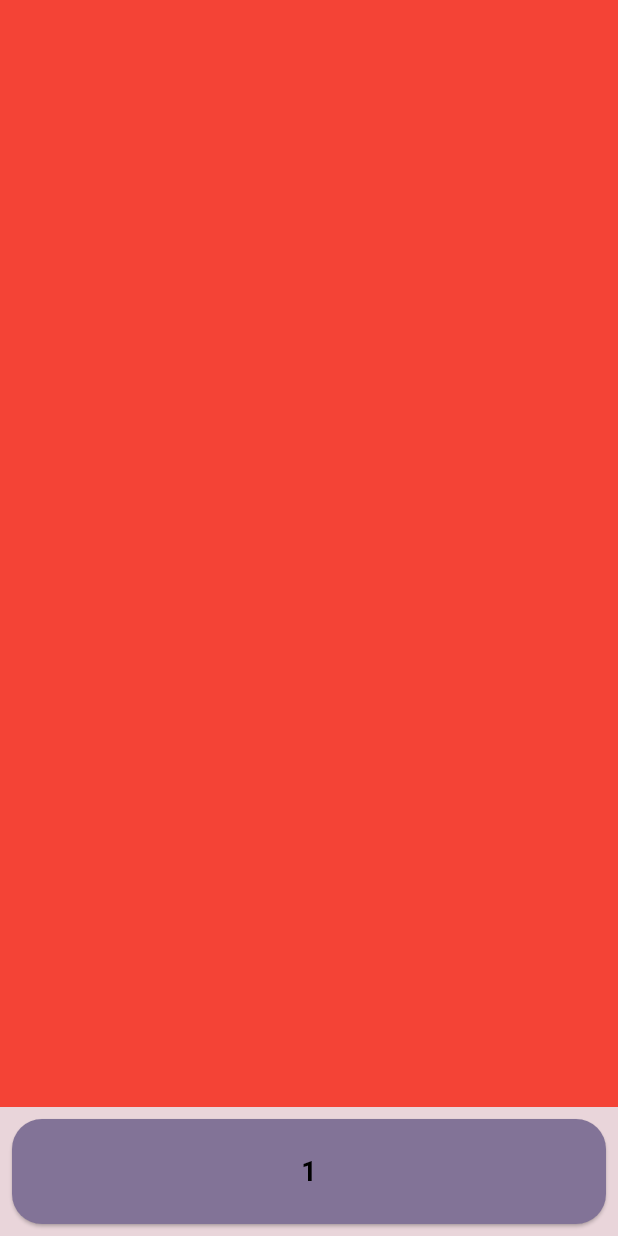
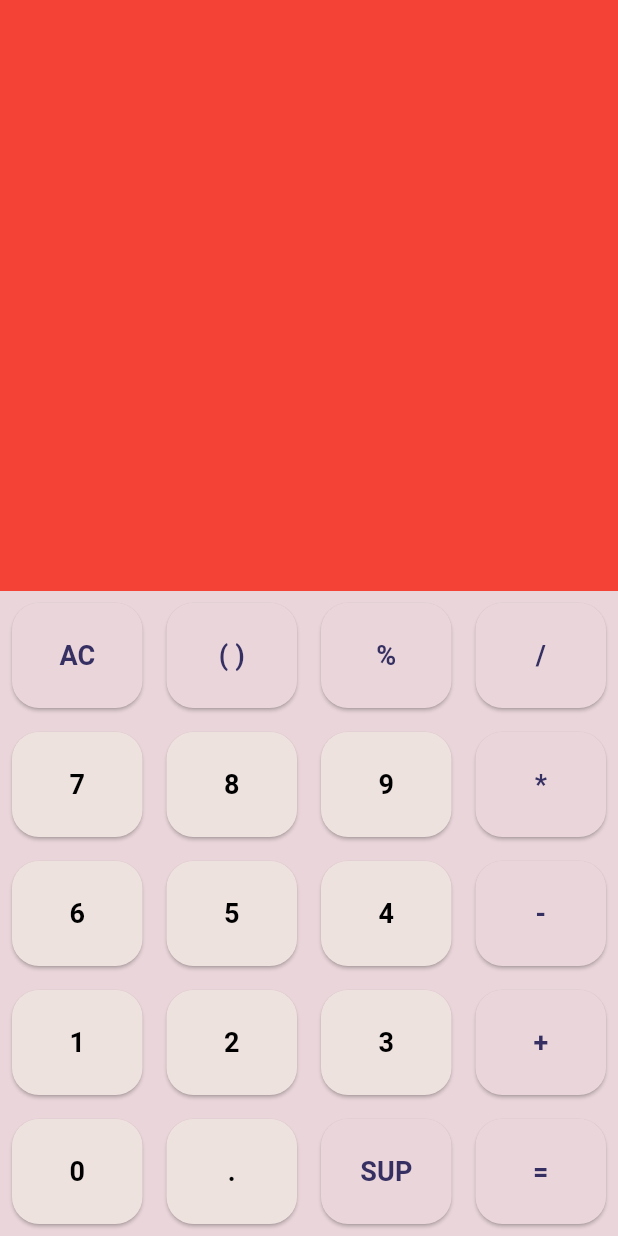
Before and after one commit to BEDI23/calculator, a Flutter app: the screen it shows after launch, on a phone screen of 412 x 824 dp. Run offline on Flutter 3.47's test engine with Material 3 defaults, Android fonts, the phone set to English and light mode, and no system bars.

```diff
--- a/lib/contents/color.dart
+++ b/lib/contents/color.dart
@@ -3,4 +3,4 @@ import 'package:flutter/material.dart';
 const background = Color(0xFFE9D5DA);
 const Color valbutt = Color(0xFF363062);
 const Color color = Color(0xFF4D4C7D);
-const Color button = Color(0xFF827397);
+const Color button = Color(0xFFEEE2DE);
--- a/lib/screens/Home.dart
+++ b/lib/screens/Home.dart
@@ -1,4 +1,5 @@
 import 'package:calculator/contents/color.dart';
+import 'package:calculator/widgets/Button.dart';
 import 'package:flutter/material.dart';
 
 class Home extends StatefulWidget {
@@ -20,27 +21,43 @@ class _HomeState extends State<Home> {
           ),
           Row(
             children:[
-              Expanded(
-                  child: Container(
-                    margin: EdgeInsets.all(8),
-                    child: ElevatedButton(
-                      style: ElevatedButton.styleFrom(
-                        shape: RoundedRectangleBorder(
-                          borderRadius: BorderRadius.circular(20)
-                        ),
-                        primary: button,
-                        padding: EdgeInsets.all(22)
-                      ),
-                      onPressed: () {},
-                      child: Text('1',style: TextStyle(
-                        color:Colors.black,
-                        fontWeight: FontWeight.bold,
-                        fontSize: 18
-                        ),
-                      ),
-                    ),
-                  ),
-              ),
+              Button(text: 'AC',textColor: valbutt, backgroundColor: background,  ),
+              Button(text: '( )', backgroundColor: background,textColor: valbutt,),
+              Button(text: '%', backgroundColor: background,textColor: valbutt,),
+              Button(text: '/', backgroundColor: background,textColor: valbutt,),
+
+            ],
+          ), Row(
+            children:[
+              Button(text: '7', ),
+              Button(text: '8', ),
+              Button(text: '9', ),
+              Button(text: '*',backgroundColor: background,textColor: valbutt, ),
+
+            ],
+          ), Row(
+            children:[
+              Button(text: '6', ),
+              Button(text: '5', ),
+              Button(text: '4', ),
+              Button(text: '-', backgroundColor: background,textColor: valbutt,),
+
+            ],
+          ), Row(
+            children:[
+              Button(text: '1', ),
+              Button(text: '2', ),
+              Button(text: '3', ),
+              Button(text: '+',backgroundColor: background,textColor: valbutt, ),
+
+            ],
+          ), Row(
+            children:[
+              Button(text: '0', ),
+              Button(text: '.', ),
+              Button(text: 'SUP', backgroundColor: background,textColor: valbutt,),
+              Button(text: '=', backgroundColor: background,textColor: valbutt, ),
+
             ],
           ),
         ],
--- /dev/null
+++ b/lib/widgets/Button.dart
@@ -0,0 +1,44 @@
+import 'package:calculator/contents/color.dart';
+import 'package:flutter/material.dart';
+
+
+class Button extends StatelessWidget {
+  Button({ super.key,
+    required this.text,
+    this.textColor = Colors.black,
+    this.backgroundColor = button,
+  });
+
+  final String text;
+  final Color textColor;
+  final Color backgroundColor;
+
+  @override
+  Widget build(BuildContext context) {
+    return Expanded(
+      child: Container(
+        margin: EdgeInsets.all(8.0),
+        child: ElevatedButton(
+          style: ElevatedButton.styleFrom(
+            shape: RoundedRectangleBorder(
+              borderRadius: BorderRadius.circular(18),
+            ),
+            primary: backgroundColor,
+            padding: EdgeInsets.all(22.0),
+          ),
+          onPressed: () {
+
+          },
+          child: Text(
+            text,
+            style: TextStyle(
+              color: textColor,
+              fontWeight: FontWeight.bold,
+              fontSize: 18.0,
+            ),
+          ),
+        ),
+      ),
+    );
+  }
+}
```
